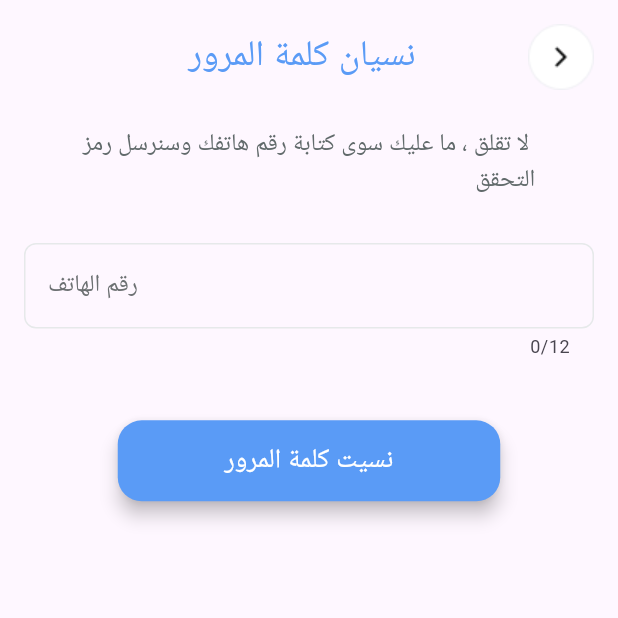
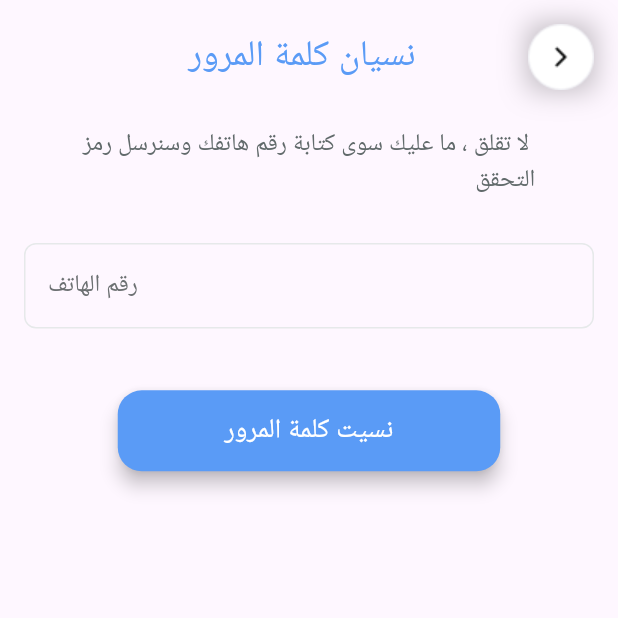
Before and after one commit to MohamedALshayeb/Khuta, a Flutter app: the screen it shows after launch, after a tap on the "arrow forward" icon, after a tap on "نسيت كلمة المرور؟", on a phone screen of 412 x 824 dp, the top half of it. Run offline on Flutter 3.47's test engine with Material 3 defaults, Android fonts, the phone set to English and light mode, and no system bars; our stand-ins replace go_router, google_fonts.

Commit message:
trying to do some edit

```diff
--- a/lib/features/auth/views/register_view.dart
+++ b/lib/features/auth/views/register_view.dart
@@ -1,6 +1,7 @@
 import 'package:flutter/material.dart';
 import 'package:go_router/go_router.dart';
 import 'package:khuta_app/core/widget/custom_text_form_field.dart';
+import 'package:khuta_app/features/auth/views/widgets/custom_app_bar_with_arrowBack.dart';
 import 'package:khuta_app/features/auth/views/widgets/custom_auth_button.dart';
 import 'package:khuta_app/features/auth/views/widgets/custom_check_box_conditions.dart';
 import 'package:khuta_app/features/auth/views/widgets/custom_is_has_account_text_or_not.dart';
@@ -20,7 +21,8 @@ class RegisterView extends StatelessWidget {
             child: Column(
               children: [
                 SizedBox(height: 16),
-                CustomRegisterAppBar(),
+                // CustomRegisterAppBar(),
+                CustomAppBarWithArrowBack(appBarText: 'حساب جديد'),
                 SizedBox(height: 22),
                 CustomTextFormField(
                   labelText: 'الاسم كامل',
--- a/lib/features/auth/views/widgets/custom_app_bar_with_arrowBack.dart
+++ b/lib/features/auth/views/widgets/custom_app_bar_with_arrowBack.dart
@@ -22,7 +22,12 @@ class CustomAppBarWithArrowBack extends StatelessWidget {
             onTap: () {
               Navigator.pop(context);
             },
-            child: Image.asset(AssetsData.arrowbackImgIcon2),
+            child: Container(
+              decoration: BoxDecoration(
+                boxShadow: [BoxShadow(color: Colors.black26, blurRadius: 16)],
+              ),
+              child: Image.asset(AssetsData.arrowbackImgIcon2),
+            ),
           ),
         ],
       ),
--- a/lib/features/auth/views/widgets/custom_textformField_forget_pass.dart
+++ b/lib/features/auth/views/widgets/custom_textformField_forget_pass.dart
@@ -1,4 +1,5 @@
 import 'package:flutter/material.dart';
+import 'package:flutter/services.dart';
 import 'package:khuta_app/constants.dart';
 import 'package:khuta_app/core/utils/styles.dart';
 
@@ -11,7 +12,8 @@ class CustomTextformfieldForgetPass extends StatelessWidget {
       padding: const EdgeInsets.symmetric(horizontal: 16),
       child: TextFormField(
         keyboardType: TextInputType.phone,
-        maxLength: 12,
+        // maxLength: 12,
+        inputFormatters: [LengthLimitingTextInputFormatter(11)],
         decoration: InputDecoration(
           enabledBorder: outLineInputBorderForForgetPass(),
           focusedBorder: outLineInputBorderForForgetPass(),
--- a/lib/features/on_boarding/views/widgets/on_boarding_text_section.dart
+++ b/lib/features/on_boarding/views/widgets/on_boarding_text_section.dart
@@ -1,4 +1,5 @@
 import 'package:flutter/material.dart';
+import 'package:google_fonts/google_fonts.dart';
 import 'package:khuta_app/core/utils/styles.dart';
 
 class OnBoardingTextSection extends StatelessWidget {
@@ -14,9 +15,11 @@ class OnBoardingTextSection extends StatelessWidget {
   Widget build(BuildContext context) {
     return Column(
       children: [
-        Text(title, style: Styles.textstyle24),
+        Text(title, style: GoogleFonts.poppins(textStyle: Styles.textstyle24)),
         Text(description, style: Styles.textstyle16),
       ],
     );
   }
 }
+
+//Styles.textstyle24
--- a/lib/features/splash/views/spalsh_view.dart
+++ b/lib/features/splash/views/spalsh_view.dart
@@ -1,5 +1,6 @@
 import 'package:flutter/material.dart';
 import 'package:go_router/go_router.dart';
+import 'package:google_fonts/google_fonts.dart';
 import 'package:khuta_app/core/utils/go_router_model.dart';
 import 'package:khuta_app/core/utils/styles.dart';
 
@@ -47,7 +48,7 @@ class _SpalchViewState extends State<SpalchView>
           return Center(
             child: Text(
               'خُطى',
-              style: Styles.textstyle64.copyWith(fontFamily: 'Poppins'),
+              style: GoogleFonts.poppins(textStyle: Styles.textstyle64),
             ),
           );
         },
--- a/pubspec.yaml
+++ b/pubspec.yaml
@@ -33,6 +33,7 @@ dependencies:
     sdk: flutter
   font_awesome_flutter: ^10.8.0
   go_router: ^14.8.0
+  google_fonts: ^6.2.1
   smooth_page_indicator: ^1.2.1
 
 dev_dependencies:
```
Also changed, not shown: pubspec.lock, 1 other file.
